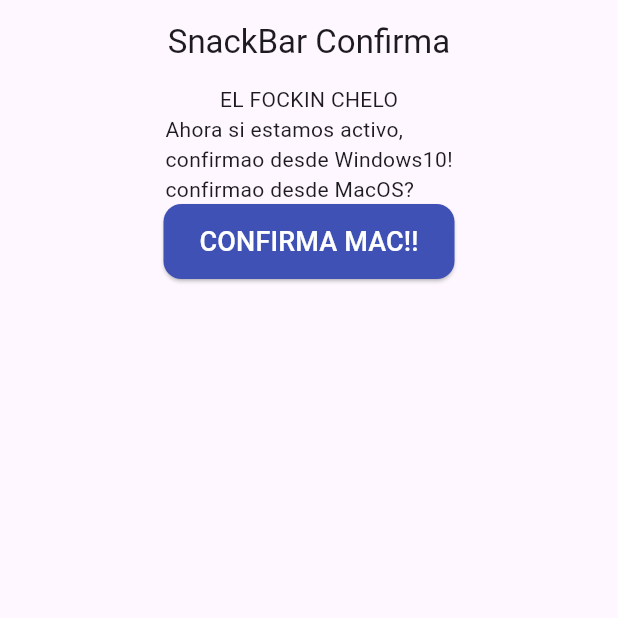
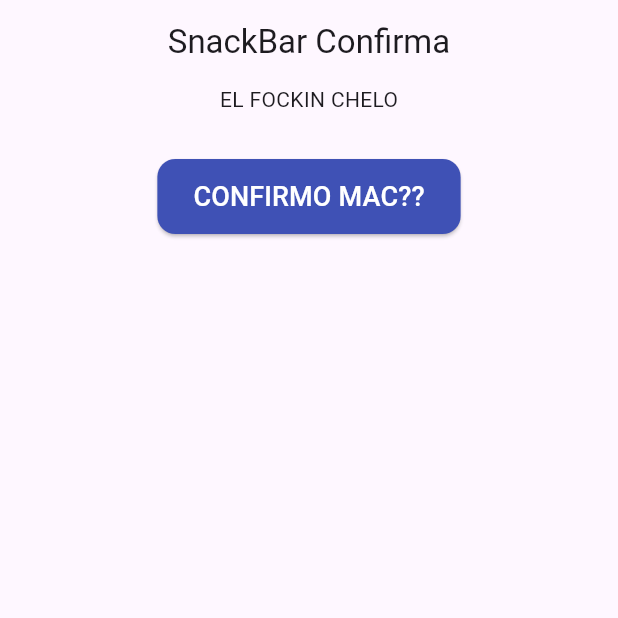
Before and after one commit to ArcelioMM/Flutter_projects, a Flutter app: the screen it shows after launch, on a phone screen of 412 x 824 dp, the top half of it. Run offline on Flutter 3.47's test engine with Material 3 defaults, Android fonts, the phone set to English and light mode, and no system bars.

Commit message:
Ya estamos readyyy hostiaaa brrrrrr

```diff
--- a/mifknapp/lib/main.dart
+++ b/mifknapp/lib/main.dart
@@ -1,8 +1,6 @@
-
 import 'package:flutter/material.dart';
 
-String confMac = "?";
-
+String confMac = "YA EH CONFIRMADO TIO";
 
 void main() {
   runApp(const MyApp());
@@ -15,15 +13,12 @@ class MyApp extends StatefulWidget {
   State<MyApp> createState() => _MyAppState();
 }
 
-
 class _MyAppState extends State<MyApp> {
   @override
   Widget build(BuildContext context) {
     return MaterialApp(
       title: 'SnackBar Demo',
-      theme: ThemeData(
-        primarySwatch: Colors.indigo,
-      ),
+      theme: ThemeData(primarySwatch: Colors.indigo),
       home: const HomePage(),
     );
   }
@@ -35,30 +30,30 @@ class HomePage extends StatelessWidget {
   @override
   Widget build(BuildContext context) {
     return Scaffold(
-      appBar: AppBar(
-        title: const Text('SnackBar Confirma'),
-        centerTitle: true,
-      ),
+      appBar: AppBar(title: const Text('SnackBar Confirma'), centerTitle: true),
       body: Center(
-
         child: Column(
           children: [
-          Text("EL FOCKIN CHELO"),
-          Text("Ahora si estamos activo, \nconfirmao desde Windows10!\nconfirmao desde MacOS"+confMac+""),
-          if (confMac == "?")
+            Text("EL FOCKIN CHELO"),
+            SizedBox(height: 30,),
+            if(confMac=="win")
+            Text("Confirmado desde macOS y windOWS"),
+            if(confMac!="win")
             ElevatedButton(
               style: ElevatedButton.styleFrom(
                 backgroundColor: Colors.indigo,
-                padding: const EdgeInsets.symmetric(horizontal: 24, vertical: 12),
+                padding: const EdgeInsets.symmetric(
+                  horizontal: 24,
+                  vertical: 12,
+                ),
                 shape: RoundedRectangleBorder(
                   borderRadius: BorderRadius.circular(12),
                 ),
               ),
               onPressed: () {
-                confMac="!\n      Izzzzzzz Brrrr Brrrrr";
                 final snackBar = SnackBar(
-                  content: const Text(
-                    '¡Hola! Este es un SnackBar estilizado 😎',
+                  content: Text(
+                    confMac + "😎",
                     style: TextStyle(fontSize: 16, fontWeight: FontWeight.w500),
                   ),
                   backgroundColor: Colors.indigo.shade400,
@@ -79,11 +74,10 @@ class HomePage extends StatelessWidget {
                 ScaffoldMessenger.of(context).showSnackBar(snackBar);
               },
               child: const Text(
-                "CONFIRMA MAC!!",
+                "CONFIRMO MAC??",
                 style: TextStyle(fontSize: 18, color: Colors.white),
               ),
             ),
-
           ],
         ),
       ),
```
